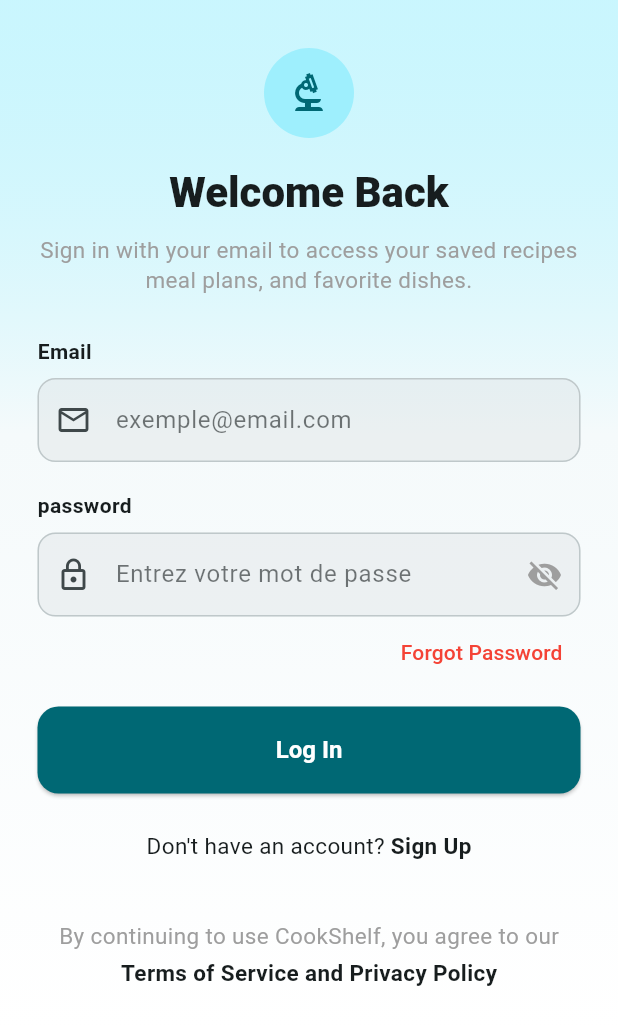
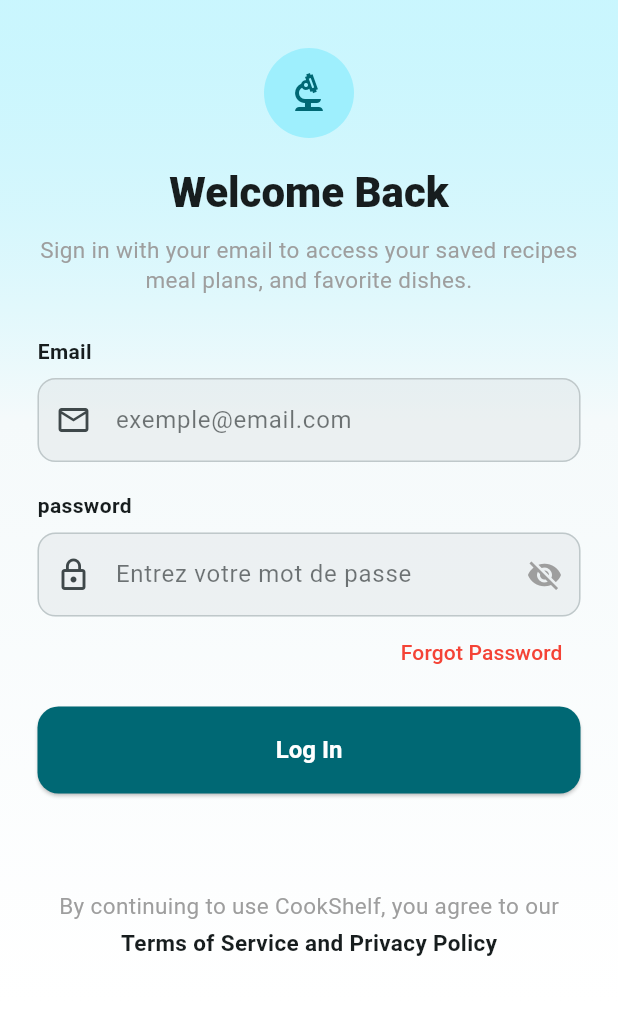
Before and after one commit to Wafaberr/SmartLab, a Flutter app: the screen it shows after launch, on a phone screen of 412 x 824 dp. Shown: the top 1025 px of the screen. Run offline on Flutter 3.47's test engine with Material 3 defaults, Android fonts, the phone set to English and light mode, and no system bars; our stand-ins replace app_links, bloc, dartz, dio, equatable, fl_chart and 6 more; Roboto replaces fonts that are missing (sans); statements that could not run were skipped.

Commit message:
Update login screen

```diff
--- a/smartlaboratory/lib/features/auth/presentation/screens/login_screen.dart
+++ b/smartlaboratory/lib/features/auth/presentation/screens/login_screen.dart
@@ -165,22 +165,21 @@ class _LoginScreenState extends State<LoginScreen> {
 
                       const SizedBox(height: 25),
 
-                      Row(
-                        mainAxisAlignment: MainAxisAlignment.center,
-                        children: [
-                          const Text("Don't have an account? "),
-                          GestureDetector(
-                            onTap: () {
-                              context.go('/signup');
-                            },
-                            child: const Text(
-                              "Sign Up",
-                              style: TextStyle(fontWeight: FontWeight.bold),
-                            ),
-                          ),
-                        ],
-                      ),
-
+                      // Row(
+                      //   mainAxisAlignment: MainAxisAlignment.center,
+                      //   children: [
+                      //     const Text("Don't have an account? "),
+                      //     GestureDetector(
+                      //       onTap: () {
+                      //         context.go('/signup');
+                      //       },
+                      //       child: const Text(
+                      //         "Sign Up",
+                      //         style: TextStyle(fontWeight: FontWeight.bold),
+                      //       ),
+                      //     ),
+                      //   ],
+                      // ),
                       const SizedBox(height: 40),
 
                       const Text(
```
